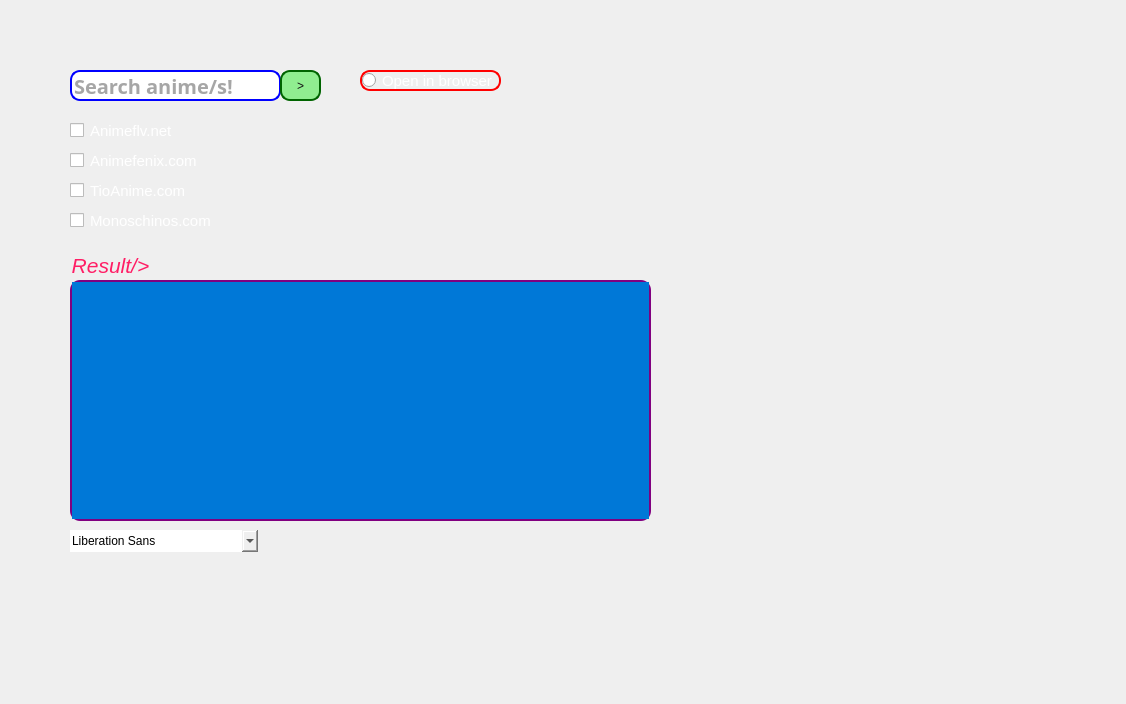
Qt form AnimeSearcher.ui (NullQuasar/Anime-app-browser) before a commit.
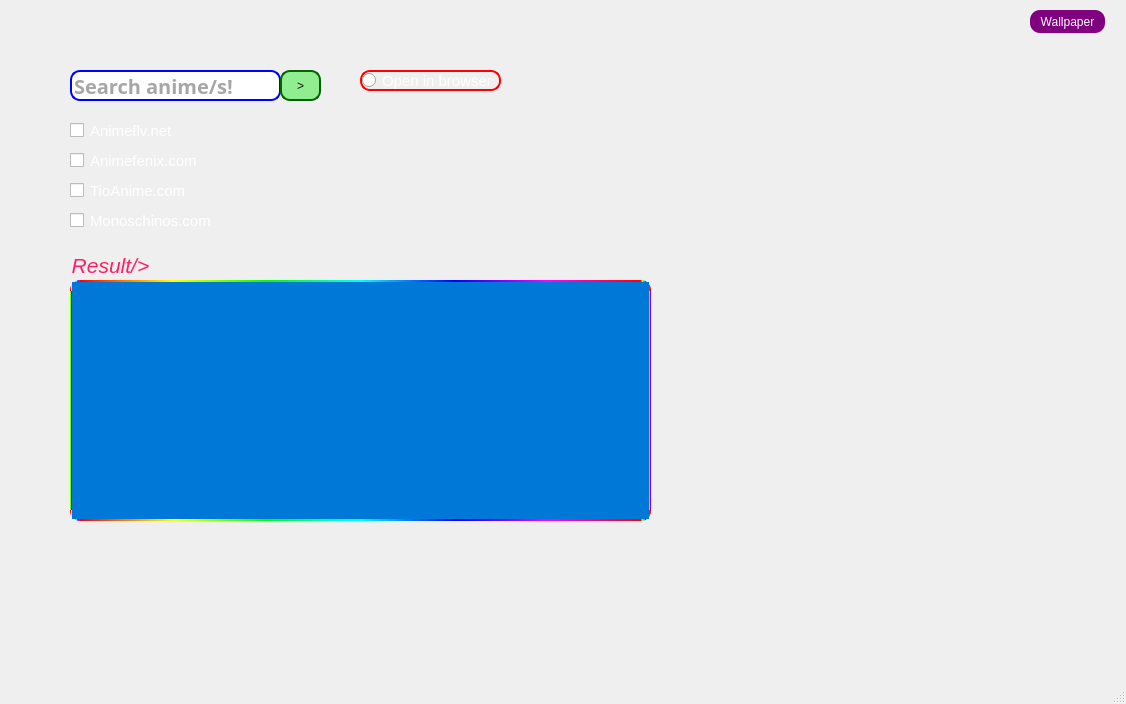
The same form after that commit. Icons and pictures are not drawn.

```diff
--- a/AnimeSearcher.ui
+++ b/AnimeSearcher.ui
@@ -19,14 +19,20 @@
   <property name="windowTitle">
    <string>MainWindow</string>
   </property>
-  <property name="autoFillBackground">
-   <bool>false</bool>
-  </property>
-  <property name="styleSheet">
-   <string notr="true">border-radius: 10px;
-color: white;</string>
-  </property>
   <widget class="QWidget" name="centralwidget">
+   <property name="sizePolicy">
+    <sizepolicy hsizetype="Expanding" vsizetype="Expanding">
+     <horstretch>0</horstretch>
+     <verstretch>0</verstretch>
+    </sizepolicy>
+   </property>
+   <property name="layoutDirection">
+    <enum>Qt::LeftToRight</enum>
+   </property>
+   <property name="styleSheet">
+    <string notr="true">border-radius: 10px;
+color: white;</string>
+   </property>
    <widget class="QGroupBox" name="groupBox">
     <property name="enabled">
      <bool>true</bool>
@@ -433,7 +439,7 @@
       <bool>false</bool>
      </property>
      <property name="styleSheet">
-      <string notr="true">border: 2px solid purple;</string>
+      <string notr="true">border: 2px solid qlineargradient(spread:pad, x1:0, y1:0, x2:1, y2:0, stop:0 rgba(255, 0, 0, 255), stop:0.166 rgba(255, 255, 0, 255), stop:0.333 rgba(0, 255, 0, 255), stop:0.5 rgba(0, 255, 255, 255), stop:0.666 rgba(0, 0, 255, 255), stop:0.833 rgba(255, 0, 255, 255), stop:1 rgba(255, 0, 0, 255));</string>
      </property>
      <property name="flow">
       <enum>QListView::TopToBottom</enum>
@@ -554,20 +560,6 @@
       <string>Search anime/s!</string>
      </property>
     </widget>
-    <widget class="QFontComboBox" name="fontComboBox">
-     <property name="geometry">
-      <rect>
-       <x>60</x>
-       <y>520</y>
-       <width>188</width>
-       <height>22</height>
-      </rect>
-     </property>
-     <property name="styleSheet">
-      <string notr="true">border-radius: 20px;
-color: black;</string>
-     </property>
-    </widget>
     <zorder>SearchInput</zorder>
     <zorder>tioanimeOp</zorder>
     <zorder>animeflvOp</zorder>
@@ -607,6 +599,27 @@
      <bool>true</bool>
     </property>
    </widget>
+   <widget class="QPushButton" name="change_bg">
+    <property name="geometry">
+     <rect>
+      <x>1030</x>
+      <y>10</y>
+      <width>75</width>
+      <height>23</height>
+     </rect>
+    </property>
+    <property name="font">
+     <font>
+      <pointsize>9</pointsize>
+     </font>
+    </property>
+    <property name="styleSheet">
+     <string notr="true">background-color: purple;</string>
+    </property>
+    <property name="text">
+     <string>Wallpaper</string>
+    </property>
+   </widget>
   </widget>
   <widget class="QMenuBar" name="menubar">
    <property name="geometry">
```
Left out of the diff: 16 changed lines with no effect on the pictures.
